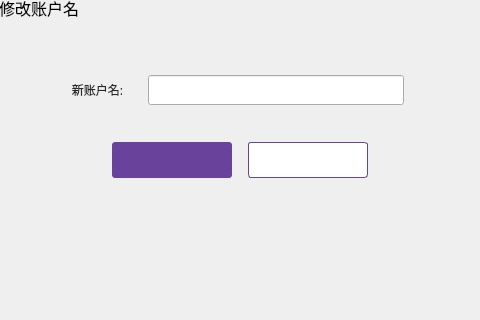
realm520/gdwcoin, file dialog/renamedialog.ui: the form before one commit; both pictures show x 247 to 727 and y 178 to 498 of the 960 by 580 pixel window.
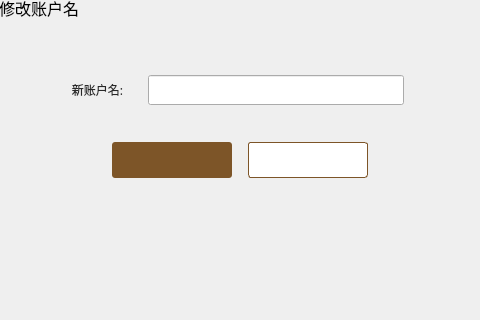
The form after the commit.

The edit to the form file:
```diff
--- a/dialog/renamedialog.ui
+++ b/dialog/renamedialog.ui
@@ -49,8 +49,8 @@
       <cursorShape>PointingHandCursor</cursorShape>
      </property>
      <property name="styleSheet">
-      <string notr="true">QToolButton{background-color:#ffffff;color:#484848;border:1px solid rgb(105,67,155);border-radius:3px;}
-QToolButton:hover{color:rgb(105,67,155);}</string>
+      <string notr="true">QToolButton{background-color:#ffffff;color:#484848;border:1px solid rgb(125,85,40);border-radius:3px;}
+QToolButton:hover{color:rgb(125,85,40);}</string>
      </property>
      <property name="text">
       <string/>
@@ -88,7 +88,7 @@
       <cursorShape>PointingHandCursor</cursorShape>
      </property>
      <property name="styleSheet">
-      <string notr="true">QToolButton{background-color:rgb(105,67,155);color:#ffffff;border:none;border-radius:3px;}
+      <string notr="true">QToolButton{background-color:rgb(125,85,40);color:#ffffff;border:none;border-radius:3px;}
 QToolButton:hover{background-color:rgb(125,87,180);}
 QToolButton:disabled{background-color:#cecece;}</string>
      </property>
```
